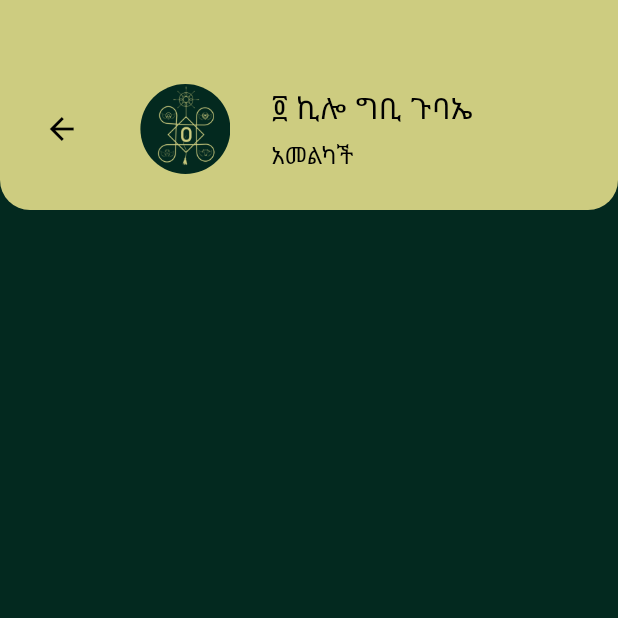
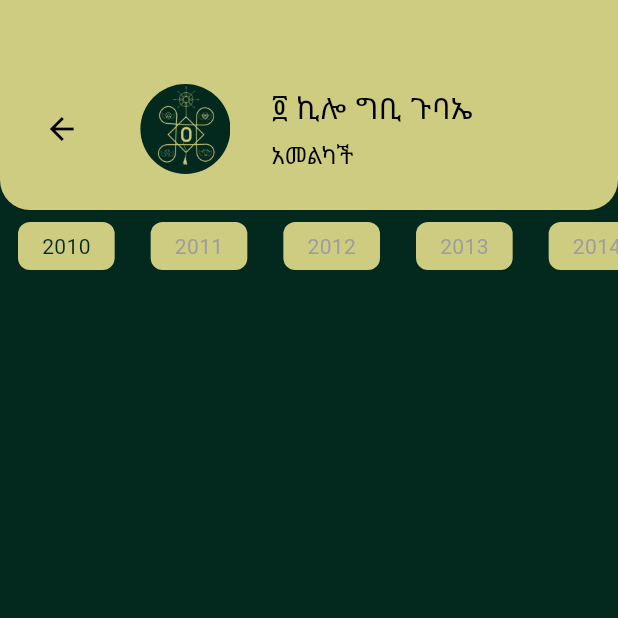
Before and after one commit to mussie-alemayehu/4k_gbi_gubae, a Flutter app: the AttendanceRecordingScreen screen opened by its route, on a phone screen of 412 x 824 dp, the top half of it. Run offline on Flutter 3.47's test engine with Material 3 defaults, Android fonts, the phone set to English and light mode, and no system bars.

Commit message:
add batch choice buttons and implement choosing them

```diff
--- a/lib/screens/attendance_recording_screen.dart
+++ b/lib/screens/attendance_recording_screen.dart
@@ -1,19 +1,54 @@
 import 'package:flutter/material.dart';
 
 import '../widgets/attendance_recording_screen_widgets/custom_app_bar.dart';
+import '../widgets/attendance_recording_screen_widgets/batch_choice_item.dart';
 
-class AttendanceRecordingScreen extends StatelessWidget {
+class AttendanceRecordingScreen extends StatefulWidget {
   static const routeName = '/attendance_recording';
 
   const AttendanceRecordingScreen({super.key});
 
   @override
+  State<AttendanceRecordingScreen> createState() =>
+      _AttendanceRecordingScreenState();
+}
+
+class _AttendanceRecordingScreenState extends State<AttendanceRecordingScreen> {
+  final batches = [2010, 2011, 2012, 2013, 2014, 2015, 2016];
+  late int selectedYear;
+
+  @override
+  void initState() {
+    super.initState();
+    selectedYear = batches[0];
+  }
+
+  @override
   Widget build(BuildContext context) {
     return Scaffold(
       backgroundColor: Theme.of(context).colorScheme.secondary,
-      body: const Column(
+      body: Column(
         children: [
-          CustomAppBar(),
+          const CustomAppBar(),
+          SizedBox(
+            height: 48,
+            child: Padding(
+              padding: const EdgeInsets.symmetric(vertical: 8),
+              child: ListView.builder(
+                itemCount: batches.length,
+                itemBuilder: (ctx, index) => GestureDetector(
+                  child: BatchChoiceItem(
+                    year: batches[index],
+                    selectedYear: selectedYear,
+                  ),
+                  onTap: () {
+                    setState(() => selectedYear = batches[index]);
+                  },
+                ),
+                scrollDirection: Axis.horizontal,
+              ),
+            ),
+          ),
         ],
       ),
     );
--- /dev/null
+++ b/lib/widgets/attendance_recording_screen_widgets/batch_choice_item.dart
@@ -0,0 +1,35 @@
+import 'package:flutter/material.dart';
+
+class BatchChoiceItem extends StatelessWidget {
+  final int year;
+  final int selectedYear;
+
+  const BatchChoiceItem({
+    super.key,
+    required this.year,
+    required this.selectedYear,
+  });
+
+  @override
+  Widget build(BuildContext context) {
+    return Container(
+      height: 32,
+      margin: const EdgeInsets.symmetric(horizontal: 12),
+      padding: const EdgeInsets.symmetric(vertical: 4, horizontal: 16),
+      decoration: BoxDecoration(
+        color: Theme.of(context).primaryColor,
+        borderRadius: BorderRadius.circular(8),
+      ),
+      child: Center(
+        child: Text(
+          '$year',
+          style: TextStyle(
+            color: year == selectedYear
+                ? Theme.of(context).colorScheme.secondary
+                : Colors.grey,
+          ),
+        ),
+      ),
+    );
+  }
+}
```
